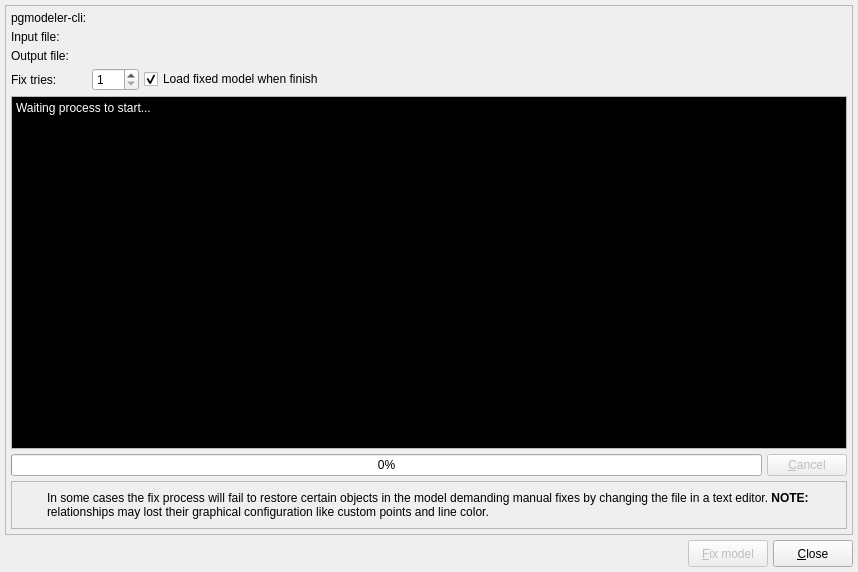
pgmodeler/pgmodeler, file libs/libgui/ui/tools/modelfixform.ui: the form before one commit.
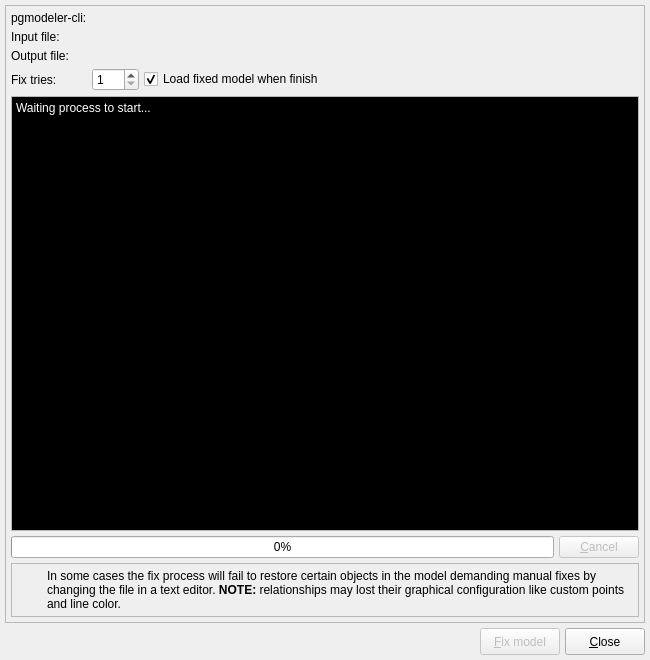
The form after the commit. Icons and pictures are not drawn.

Diff of the .ui file:
```diff
--- a/libs/libgui/ui/tools/modelfixform.ui
+++ b/libs/libgui/ui/tools/modelfixform.ui
@@ -9,8 +9,8 @@
    <rect>
     <x>0</x>
     <y>0</y>
-    <width>858</width>
-    <height>572</height>
+    <width>650</width>
+    <height>660</height>
    </rect>
   </property>
   <property name="sizePolicy">
@@ -21,8 +21,8 @@
   </property>
   <property name="minimumSize">
    <size>
-    <width>500</width>
-    <height>390</height>
+    <width>650</width>
+    <height>660</height>
    </size>
   </property>
   <property name="maximumSize">
@@ -229,10 +229,7 @@
          <string>&lt;!DOCTYPE HTML PUBLIC &quot;-//W3C//DTD HTML 4.0//EN&quot; &quot;http://www.w3.org/TR/REC-html40/strict.dtd&quot;&gt;
 &lt;html&gt;&lt;head&gt;&lt;meta name=&quot;qrichtext&quot; content=&quot;1&quot; /&gt;&lt;meta charset=&quot;utf-8&quot; /&gt;&lt;style type=&quot;text/css&quot;&gt;
 p, li { white-space: pre-wrap; }
-hr { height: 1px; border-width: 0; }
-li.unchecked::marker { content: &quot;\2610&quot;; }
-li.checked::marker { content: &quot;\2612&quot;; }
-&lt;/style&gt;&lt;/head&gt;&lt;body style=&quot; font-family:'Noto Sans'; font-size:11pt; font-weight:400; font-style:normal;&quot;&gt;
+&lt;/style&gt;&lt;/head&gt;&lt;body style=&quot; font-family:'Noto Sans'; font-size:12pt; font-weight:400; font-style:normal;&quot;&gt;
 &lt;p style=&quot; margin-top:0px; margin-bottom:0px; margin-left:0px; margin-right:0px; -qt-block-indent:0; text-indent:0px;&quot;&gt;&lt;span style=&quot; font-family:'Monospace'; font-size:9pt;&quot;&gt;Waiting process to start...&lt;/span&gt;&lt;/p&gt;&lt;/body&gt;&lt;/html&gt;</string>
         </property>
         <property name="acceptRichText">
```
